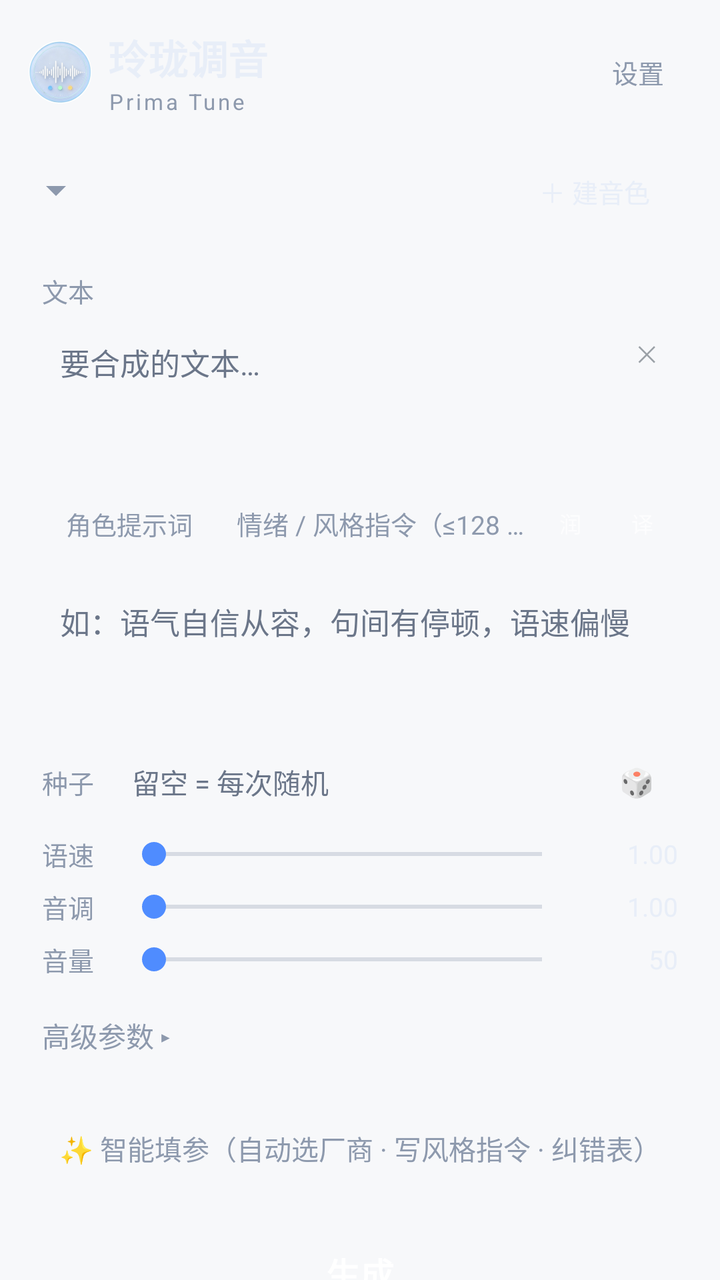
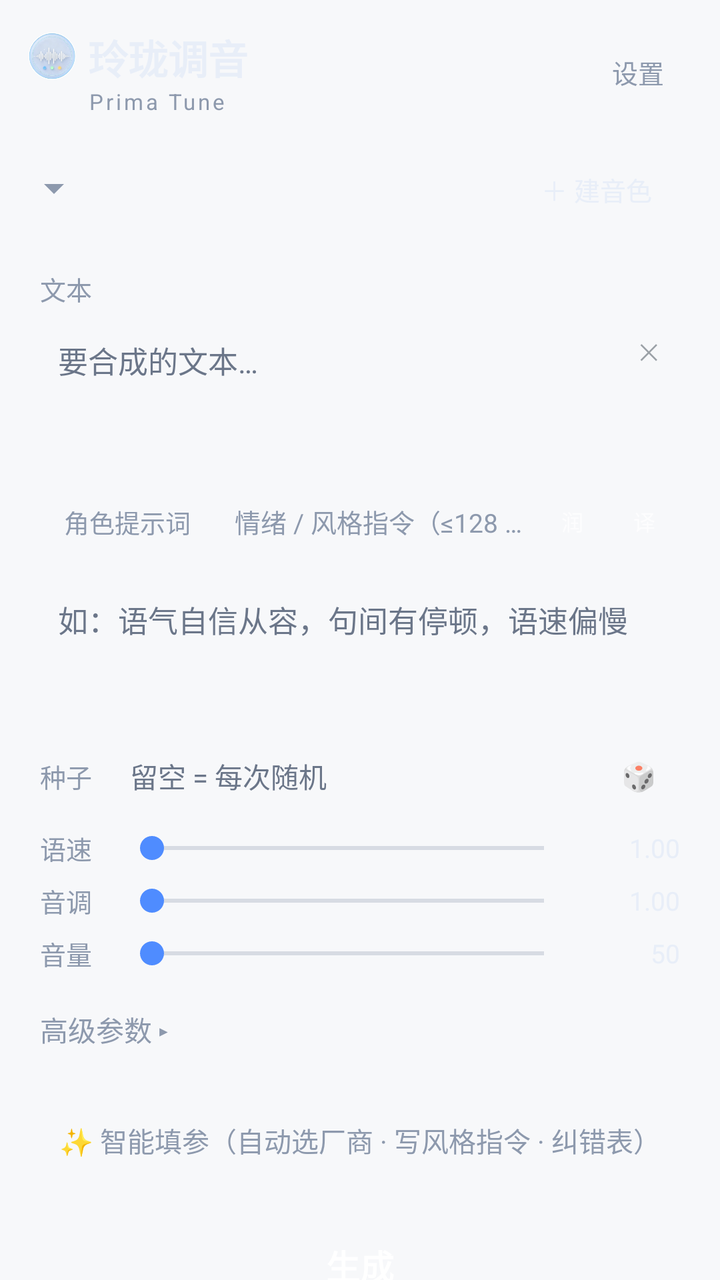

Two renders of the same Android screen: before a commit and after it. Below are the layout's source before the change and the commit's diff.
<!-- AndroidManifest.xml: application theme Theme.VoiceTuner -->
<!-- res/layout/activity_main.xml -->
<?xml version="1.0" encoding="utf-8"?>
<FrameLayout xmlns:android="http://schemas.android.com/apk/res/android"
    android:layout_width="match_parent"
    android:layout_height="match_parent">

    <ImageView
        android:id="@+id/wpImg"
        android:layout_width="match_parent"
        android:layout_height="match_parent"
        android:scaleType="centerCrop"
        android:visibility="gone" />

    <View
        android:id="@+id/wpScrim"
        android:layout_width="match_parent"
        android:layout_height="match_parent"
        android:visibility="gone" />

    <ScrollView
        android:id="@+id/svRoot"
        android:layout_width="match_parent"
        android:layout_height="match_parent"
        android:fillViewport="true"
        android:scrollbars="none">

    <LinearLayout
        android:id="@+id/llRoot"
        android:layout_width="match_parent"
        android:layout_height="wrap_content"
        android:orientation="vertical"
        android:padding="14dp">

        
        <LinearLayout
            android:layout_width="match_parent"
            android:layout_height="wrap_content"
            android:gravity="center_vertical"
            android:orientation="horizontal">

            <LinearLayout
                android:layout_width="0dp"
                android:layout_height="wrap_content"
                android:layout_weight="1"
                android:gravity="center_vertical"
                android:orientation="horizontal">

                
                <ImageView
                    android:layout_width="32dp"
                    android:layout_height="32dp"
                    android:contentDescription="@string/app_name"
                    android:src="@drawable/ic_brand" />

                <LinearLayout
                    android:layout_width="wrap_content"
                    android:layout_height="wrap_content"
                    android:layout_marginStart="8dp"
                    android:orientation="vertical">

                    <TextView
                        android:layout_width="wrap_content"
                        android:layout_height="wrap_content"
                        android:text="玲珑调音"
                        android:textColor="@color/txt"
                        android:textSize="20sp"
                        android:textStyle="bold" />

                    <TextView
                        android:layout_width="wrap_content"
                        android:layout_height="wrap_content"
                        android:letterSpacing="0.12"
                        android:text="Prima Tune"
                        android:textColor="@color/dim"
                        android:textSize="11sp" />
                </LinearLayout>
            </LinearLayout>

            <TextView
                android:id="@+id/btnSettings"
                android:layout_width="wrap_content"
                android:layout_height="wrap_content"
                android:background="@drawable/bg_btn"
                android:clickable="true"
                android:focusable="true"
                android:paddingHorizontal="14dp"
                android:paddingVertical="8dp"
                android:text="设置"
                android:textColor="@color/dim"
                android:textSize="13sp" />
        </LinearLayout>

        
        <LinearLayout
            style="@style/VtCard"
            android:clipChildren="false"
            android:clipToPadding="false">

            <LinearLayout
                android:layout_width="match_parent"
                android:layout_height="wrap_content"
                android:layout_marginTop="3dp"
                android:baselineAligned="false"
                android:clipChildren="false"
                android:clipToPadding="false"
                android:gravity="center_vertical"
                android:orientation="horizontal">

                <LinearLayout
                    android:id="@+id/llVoice"
                    android:layout_width="wrap_content"
                    android:layout_height="wrap_content"
                    android:background="?attr/selectableItemBackground"
                    android:clickable="true"
                    android:focusable="true"
                    android:gravity="center_vertical"
                    android:orientation="horizontal"
                    android:paddingHorizontal="2dp"
                    android:paddingVertical="6dp">

                    <TextView
                        android:id="@+id/tvVoice"
                        android:layout_width="0dp"
                        android:layout_height="wrap_content"
                        android:layout_weight="1"
                        android:ellipsize="end"
                        android:maxLines="1"
                        android:textColor="@color/txt"
                        android:textSize="17sp" />

                    <com.sideroca.voicetuner.VoiceIndicatorView
                        android:id="@+id/ivVoiceInd"
                        android:layout_width="24dp"
                        android:layout_height="24dp"
                        android:visibility="gone" />

                    
                    <Space
                        android:layout_width="0dp"
                        android:layout_height="1dp"
                        android:layout_weight="0.618" />

                    <ImageView
                        android:id="@+id/ivVoiceArrow"
                        android:layout_width="wrap_content"
                        android:layout_height="wrap_content"
                        android:contentDescription="@string/filter_by_voice"
                        android:src="@drawable/ic_arrow_down_dim" />
                </LinearLayout>

                <Space
                    android:layout_width="0dp"
                    android:layout_height="1dp"
                    android:layout_weight="1" />

                <TextView
                    android:id="@+id/btnCreateVoice"
                    style="@style/VtMiniBtn"
                    android:layout_marginTop="0dp"
                    android:layout_marginEnd="0dp"
                    android:text="＋ 建音色" />
            </LinearLayout>

            <EditText
                android:id="@+id/etCustomVoice"
                style="@style/VtInput"
                android:hint="粘贴完整音色 ID"
                android:importantForAutofill="no"
                android:inputType="text"
                android:singleLine="true"
                android:visibility="gone" />

            <TextView
                android:id="@+id/tvVoiceNote"
                android:layout_width="wrap_content"
                android:layout_height="wrap_content"
                android:layout_marginTop="4dp"
                android:textColor="@color/dim"
                android:textSize="12sp" />

            <TextView style="@style/VtLabel" android:text="文本" />

            
            <LinearLayout
                android:id="@+id/llTransBlocks"
                android:layout_width="match_parent"
                android:layout_height="wrap_content"
                android:orientation="vertical"
                android:visibility="gone" />

            <FrameLayout
                android:layout_width="match_parent"
                android:layout_height="wrap_content"
                android:layout_marginTop="6dp">

                <EditText
                    android:id="@+id/etText"
                    style="@style/VtInput"
                    android:layout_marginTop="0dp"
                    android:paddingEnd="24dp"
                    android:gravity="top|start"
                    android:hint="要合成的文本…"
                    android:importantForAutofill="no"
                    android:inputType="textMultiLine"
                    android:minLines="3" />

                

                
                <TextView
                    android:id="@+id/btnClearText"
                    android:layout_width="34dp"
                    android:layout_height="34dp"
                    android:layout_gravity="top|end"
                    android:gravity="center"
                    android:paddingStart="3dp"
                    android:paddingBottom="3dp"
                    android:clickable="true"
                    android:contentDescription="@string/clear_text"
                    android:focusable="true"
                    android:text="✕"
                    android:textColor="@color/clear_x"
                    android:textSize="11sp" />
            </FrameLayout>

            
            <LinearLayout
                android:layout_width="match_parent"
                android:layout_height="wrap_content"
                android:layout_marginTop="10dp"
                android:gravity="center_vertical"
                android:orientation="horizontal">

                <TextView
                    android:id="@+id/btnRole"
                    android:layout_width="wrap_content"
                    android:layout_height="wrap_content"
                    android:background="@drawable/bg_btn"
                    android:clickable="true"
                    android:focusable="true"
                    android:paddingHorizontal="12dp"
                    android:paddingVertical="6dp"
                    android:text="角色提示词"
                    android:textColor="@color/dim"
                    android:textSize="12.5sp" />

                <TextView
                    android:layout_width="0dp"
                    android:layout_height="wrap_content"
                    android:layout_marginStart="10dp"
                    android:layout_weight="1"
                    android:ellipsize="end"
                    android:maxLines="1"
                    android:text="情绪 / 风格指令（≤128 字）"
                    android:textColor="@color/dim"
                    android:textSize="13sp" />

                <TextView
                    android:id="@+id/btnRun"
                    android:layout_width="36dp"
                    android:layout_height="30dp"
                    android:contentDescription="润色文本框内容"
                    android:gravity="center"
                    android:text="润"
                    android:textSize="11sp" />

                <TextView
                    android:id="@+id/btnYi"
                    android:layout_width="36dp"
                    android:layout_height="30dp"
                    android:contentDescription="翻译文本框内容"
                    android:gravity="center"
                    android:text="译"
                    android:textSize="11sp" />
            </LinearLayout>

            <EditText
                android:id="@+id/etInstr"
                style="@style/VtInput"
                android:hint="如：语气自信从容，句间有停顿，语速偏慢"
                android:importantForAutofill="no"
                android:inputType="textMultiLine"
                android:minLines="2" />

            <HorizontalScrollView
                android:layout_width="match_parent"
                android:layout_height="wrap_content"
                android:layout_marginTop="8dp"
                android:scrollbars="none">

                <LinearLayout
                    android:id="@+id/llChips"
                    android:layout_width="wrap_content"
                    android:layout_height="wrap_content"
                    android:orientation="horizontal" />
            </HorizontalScrollView>
        </LinearLayout>

        
        <LinearLayout style="@style/VtCard">

            <LinearLayout
                android:layout_width="match_parent"
                android:layout_height="wrap_content"
                android:gravity="center_vertical"
                android:orientation="horizontal">

                <TextView
                    android:layout_width="wrap_content"
                    android:layout_height="wrap_content"
                    android:text="种子"
                    android:textColor="@color/dim"
                    android:textSize="13sp" />

                <EditText
                    android:id="@+id/etSeed"
                    android:layout_width="0dp"
                    android:layout_height="wrap_content"
                    android:layout_marginStart="10dp"
                    android:layout_weight="1"
                    android:background="@drawable/bg_input"
                    android:hint="留空 = 每次随机"
                    android:importantForAutofill="no"
                    android:inputType="number"
                    android:padding="9dp"
                    android:singleLine="true"
                    android:textColor="@color/txt"
                    android:textColorHint="@color/hint"
                    android:textSize="14sp" />

                <TextView
                    android:id="@+id/btnDice"
                    android:layout_width="wrap_content"
                    android:layout_height="wrap_content"
                    android:layout_marginStart="8dp"
                    android:background="@drawable/bg_btn"
                    android:clickable="true"
                    android:focusable="true"
                    android:paddingHorizontal="12dp"
                    android:paddingVertical="8dp"
                    android:text="🎲"
                    android:textSize="14sp" />
            </LinearLayout>

            <LinearLayout style="@style/VtSliderRow">
                <TextView style="@style/VtSliderLabel" android:text="语速" />
                <SeekBar
                    android:id="@+id/sbRate"
                    android:layout_width="0dp"
                    android:layout_height="wrap_content"
                    android:layout_weight="1"
                    android:max="150" />
                <TextView
                    android:id="@+id/tvRate"
                    style="@style/VtSliderValue"
                    android:text="1.00" />
            </LinearLayout>

            <LinearLayout style="@style/VtSliderRow">
                <TextView style="@style/VtSliderLabel" android:text="音调" />
                <SeekBar
                    android:id="@+id/sbPitch"
                    android:layout_width="0dp"
                    android:layout_height="wrap_content"
                    android:layout_weight="1"
                    android:max="150" />
                <TextView
                    android:id="@+id/tvPitch"
                    style="@style/VtSliderValue"
                    android:text="1.00" />
            </LinearLayout>

            <LinearLayout style="@style/VtSliderRow">
                <TextView style="@style/VtSliderLabel" android:text="音量" />
                <SeekBar
                    android:id="@+id/sbVol"
                    android:layout_width="0dp"
                    android:layout_height="wrap_content"
                    android:layout_weight="1"
                    android:max="100" />
                <TextView
                    android:id="@+id/tvVol"
                    style="@style/VtSliderValue"
                    android:text="50" />
            </LinearLayout>

            <TextView
                android:id="@+id/tvParamNote"
                android:layout_width="match_parent"
                android:layout_height="wrap_content"
                android:layout_marginTop="6dp"
                android:textColor="@color/hint"
                android:textSize="12sp"
                android:visibility="gone" />

            

            <TextView
                android:id="@+id/tvAdvanced"
                android:layout_width="match_parent"
                android:layout_height="wrap_content"
                android:layout_marginTop="12dp"
                android:clickable="true"
                android:focusable="true"
                android:paddingVertical="6dp"
                android:text="高级参数 ▸"
                android:textColor="@color/dim"
                android:textSize="14sp" />

            <LinearLayout
                android:id="@+id/llAdvanced"
                android:layout_width="match_parent"
                android:layout_height="wrap_content"
                android:orientation="vertical"
                android:visibility="gone">

                <TextView style="@style/VtLabel" android:text="TTS 厂商（点一下选，或直接打字筛）" />
                <AutoCompleteTextView
                    android:id="@+id/etProvMain"
                    style="@style/VtInput"
                    android:completionThreshold="0"
                    android:hint="如 阿里云百炼 / Fish Audio…" />

                <TextView style="@style/VtLabel" android:text="模型不支持的参数会自动置灰" />

                
                <LinearLayout
                    android:layout_width="match_parent"
                    android:layout_height="wrap_content"
                    android:layout_marginTop="10dp"
                    android:gravity="center_vertical"
                    android:orientation="horizontal">

                    <TextView
                        style="@style/VtLabel"
                        android:layout_marginTop="0dp"
                        android:text="输出格式" />

                    <Spinner
                        android:id="@+id/spFormat"
                        android:layout_width="0dp"
                        android:layout_height="wrap_content"
                        android:layout_marginStart="10dp"
                        android:layout_weight="1" />
                </LinearLayout>

                <TextView style="@style/VtLabel" android:text="API 密钥（sk-ws-…；仅存本机，改完即生效）" android:visibility="gone" />

                <AutoCompleteTextView
                    android:id="@+id/etApiKey"
                    style="@style/VtInput"
                    android:visibility="gone"
                    android:completionThreshold="0"
                    android:hint="sk-ws-…（点一下可看用过的密钥）"
                    android:importantForAutofill="no"
                    android:inputType="textVisiblePassword"
                    android:singleLine="true" />

                <TextView style="@style/VtLabel" android:text="model" />

                <EditText
                    android:id="@+id/etModel"
                    style="@style/VtInput"
                    android:hint="模型 ID（如 cosyvoice-v3.5-plus）"
                    android:importantForAutofill="no"
                    android:inputType="text"
                    android:singleLine="true" />

                <TextView style="@style/VtLabel" android:text="语言（点击选择，可多选）" />

                <TextView
                    android:id="@+id/etLangHints"
                    style="@style/VtInput"
                    android:clickable="true"
                    android:ellipsize="end"
                    android:focusable="true"
                    android:hint="点击选择语言…（中文 / 英语 / 日语…）"
                    android:maxLines="1" />

                <TextView style="@style/VtLabel" android:text="hot_fix（JSON）" />

                <EditText
                    android:id="@+id/etHotfix"
                    style="@style/VtInput"
                    android:gravity="top|start"
                    android:hint='{"replace":[{"错词":"正词"}]}'
                    android:importantForAutofill="no"
                    android:inputType="textMultiLine"
                    android:minLines="2" />

                <TextView style="@style/VtLabel" android:text="额外参数（JSON，按厂商合并进请求体）" />

                <EditText
                    android:id="@+id/etExtra"
                    style="@style/VtInput"
                    android:gravity="top|start"
                    android:hint='{"enable_markdown_filter":false}'
                    android:importantForAutofill="no"
                    android:inputType="textMultiLine"
                    android:minLines="2" />

                <CheckBox
                    android:id="@+id/cbSsml"
                    android:layout_width="wrap_content"
                    android:layout_height="wrap_content"
                    android:layout_marginTop="8dp"
                    android:checked="true"
                    android:text="SSML 模式（enable_ssml）"
                    android:textColor="@color/dim"
                    android:textSize="13sp" />

                
                <TextView style="@style/VtLabel" android:text="翻译语言（多选 · 点右边选择）" />
                <LinearLayout
                    android:layout_width="match_parent"
                    android:layout_height="wrap_content"
                    android:layout_marginTop="4dp"
                    android:gravity="center_vertical"
                    android:orientation="horizontal">

                    <TextView
                        android:id="@+id/btnTranslate"
                        style="@style/VtMiniBtn"
                        android:text="翻译" />

                    <TextView
                        android:id="@+id/tvTransTarget"
                        android:layout_width="0dp"
                        android:layout_height="wrap_content"
                        android:layout_weight="1"
                        android:background="@drawable/bg_input"
                        android:clickable="true"
                        android:ellipsize="end"
                        android:focusable="true"
                        android:hint="点此选择（可多选）"
                        android:maxLines="1"
                        android:paddingHorizontal="10dp"
                        android:paddingVertical="8dp"
                        android:textColor="@color/txt"
                        android:textColorHint="@color/hint"
                        android:textSize="13sp" />
                </LinearLayout>
            </LinearLayout>
        </LinearLayout>

        
        <TextView
            android:id="@+id/btnSmartFill"
            android:layout_width="match_parent"
            android:layout_height="wrap_content"
            android:layout_marginTop="12dp"
            android:background="@drawable/bg_btn"
            android:clickable="true"
            android:focusable="true"
            android:gravity="center"
            android:padding="11dp"
            android:text="✨ 智能填参（自动选厂商 · 写风格指令 · 纠错表）"
            android:textColor="@color/dim"
            android:textSize="13.5sp" />

        
        <TextView
            android:id="@+id/btnGenerate"
            android:layout_width="match_parent"
            android:layout_height="wrap_content"
            android:layout_marginTop="14dp"
            android:background="@drawable/bg_btn_primary"
            android:clickable="true"
            android:focusable="true"
            android:gravity="center"
            android:padding="15dp"
            android:text="生成"
            android:textColor="#FFFFFF"
            android:textSize="17sp"
            android:textStyle="bold" />

        <TextView
            android:id="@+id/btnCancel"
            android:layout_width="match_parent"
            android:layout_height="wrap_content"
            android:layout_marginTop="8dp"
            android:background="@drawable/bg_btn"
            android:clickable="true"
            android:focusable="true"
            android:gravity="center"
            android:padding="11dp"
            android:text="取消"
            android:textColor="@color/dim"
            android:textSize="14sp"
            android:visibility="gone" />

        <TextView
            android:id="@+id/tvStatus"
            android:layout_width="match_parent"
            android:layout_height="wrap_content"
            android:layout_marginTop="8dp"
            android:textColor="@color/dim"
            android:textSize="13sp" />

        
        <LinearLayout
            android:id="@+id/cardResult"
            style="@style/VtCard"
            android:visibility="gone">

            <TextView
                style="@style/VtLabel"
                android:layout_marginTop="2dp"
                android:text="本次结果" />

            <TextView
                android:id="@+id/tvResultInfo"
                android:layout_width="match_parent"
                android:layout_height="wrap_content"
                android:layout_marginTop="4dp"
                android:textColor="@color/txt"
                android:textSize="14sp" />

            <HorizontalScrollView
                android:layout_width="match_parent"
                android:layout_height="wrap_content"
                android:layout_marginTop="10dp"
                android:scrollbars="none">

                <LinearLayout
                    android:layout_width="wrap_content"
                    android:layout_height="wrap_content"
                    android:orientation="horizontal">

                    <TextView
                        android:id="@+id/btnPlay"
                        style="@style/VtMiniBtn"
                        android:text="▶ 播放" />

                    <TextView
                        android:id="@+id/btnShare"
                        style="@style/VtMiniBtn"
                        android:text="分享" />

                    <TextView
                        android:id="@+id/btnExport"
                        style="@style/VtMiniBtn"
                        android:text="下载" />
                </LinearLayout>
            </HorizontalScrollView>
        </LinearLayout>

        
        <LinearLayout style="@style/VtCard">

            <LinearLayout
                android:layout_width="match_parent"
                android:layout_height="wrap_content"
                android:gravity="center_vertical"
                android:orientation="horizontal">

                
                <LinearLayout
                    android:id="@+id/llHistoryTitle"
                    android:layout_width="wrap_content"
                    android:layout_height="wrap_content"
                    android:background="?attr/selectableItemBackground"
                    android:clickable="true"
                    android:focusable="true"
                    android:gravity="center_vertical"
                    android:orientation="horizontal">

                    <TextView
                        android:layout_width="wrap_content"
                        android:layout_height="wrap_content"
                        android:text="本地记录"
                        android:textColor="@color/dim"
                        android:textSize="13sp" />

                    <ImageView
                        android:id="@+id/btnVoiceFilter"
                        android:layout_width="26dp"
                        android:layout_height="26dp"
                        android:layout_marginStart="6dp"
                        android:contentDescription="@string/filter_by_voice"
                        android:paddingHorizontal="8dp"
                        android:paddingVertical="10dp"
                        android:scaleType="fitCenter"
                        android:src="@drawable/ic_arrow_down" />
                </LinearLayout>

                <Space
                    android:layout_width="0dp"
                    android:layout_height="1dp"
                    android:layout_weight="1" />

                <TextView
                    android:id="@+id/btnClearHistory"
                    android:layout_width="wrap_content"
                    android:layout_height="wrap_content"
                    android:background="@drawable/bg_btn"
                    android:clickable="true"
                    android:focusable="true"
                    android:paddingHorizontal="12dp"
                    android:paddingVertical="6dp"
                    android:text="清空"
                    android:textColor="@color/dim"
                    android:textSize="12sp" />
            </LinearLayout>

            <LinearLayout
                android:id="@+id/llHistory"
                android:layout_width="match_parent"
                android:layout_height="wrap_content"
                android:orientation="vertical" />
        </LinearLayout>

        <TextView
            android:layout_width="match_parent"
            android:layout_height="wrap_content"
            android:layout_marginTop="16dp"
            android:layout_marginBottom="20dp"
            android:gravity="center"
            android:text="v1.7 · deepseek-v4.1-flash∠( ᐛ 」∠)_"
            android:textColor="@color/hint"
            android:textSize="11sp" />
    </LinearLayout>
    </ScrollView>

</FrameLayout>
<!-- resources referenced by this layout -->
<resources>
  <color name="clear_x">#9AA0A6</color>
  <color name="dim">#8D99AD</color>
  <color name="hint">#6B7689</color>
  <color name="txt">#E8EEF8</color>
  <!-- drawable ic_arrow_down (drawable) -->
  <?xml version="1.0" encoding="utf-8"?>
  <vector xmlns:android="http://schemas.android.com/apk/res/android"
      android:width="10dp"
      android:height="5dp"
      android:viewportWidth="38"
      android:viewportHeight="19">
      <path
          android:fillColor="#D3DAE3"
          android:pathData="M0,0 L38,0 L19,19 Z" />
  </vector>
  <!-- drawable ic_arrow_down_dim (drawable) -->
  <?xml version="1.0" encoding="utf-8"?>
  <vector xmlns:android="http://schemas.android.com/apk/res/android"
      android:width="10dp"
      android:height="5dp"
      android:viewportWidth="38"
      android:viewportHeight="19">
      <path
          android:fillColor="#8D99AD"
          android:pathData="M0,0 L38,0 L19,19 Z" />
  </vector>
  <string name="app_name">玲珑调音</string>
  <string name="clear_text">清空文本</string>
  <string name="filter_by_voice">按音色筛选记录</string>
  <style name="VtCard">
          <item name="android:layout_width">match_parent</item>
          <item name="android:layout_height">wrap_content</item>
          <item name="android:orientation">vertical</item>
          <item name="android:background">@drawable/bg_card</item>
          
          <item name="android:padding">7dp</item>
          <item name="android:layout_marginTop">10dp</item>
      </style>
  <style name="VtInput">
          <item name="android:layout_width">match_parent</item>
          <item name="android:layout_height">wrap_content</item>
          <item name="android:background">@drawable/bg_input</item>
          <item name="android:textColor">@color/txt</item>
          <item name="android:textColorHint">@color/hint</item>
          <item name="android:textSize">15sp</item>
          <item name="android:padding">9dp</item>
          <item name="android:layout_marginTop">5dp</item>
      </style>
  <style name="VtLabel">
          <item name="android:layout_width">wrap_content</item>
          <item name="android:layout_height">wrap_content</item>
          <item name="android:textColor">@color/dim</item>
          <item name="android:textSize">13sp</item>
          
          <item name="android:layout_marginTop">2dp</item>
      </style>
  <style name="VtSliderLabel">
          <item name="android:layout_width">40dp</item>
          <item name="android:layout_height">wrap_content</item>
          <item name="android:textColor">@color/dim</item>
          <item name="android:textSize">13sp</item>
      </style>
  <style name="VtSliderRow">
          <item name="android:layout_width">match_parent</item>
          <item name="android:layout_height">wrap_content</item>
          <item name="android:orientation">horizontal</item>
          <item name="android:gravity">center_vertical</item>
          <item name="android:layout_marginTop">7dp</item>
      </style>
  <style name="VtSliderValue">
          <item name="android:layout_width">52dp</item>
          <item name="android:layout_height">wrap_content</item>
          <item name="android:gravity">end</item>
          <item name="android:textColor">@color/txt</item>
          <item name="android:textSize">13sp</item>
      </style>
  <style name="NavAnim" parent="@android:style/Animation.Activity">
          <item name="android:activityOpenEnterAnimation">@anim/nav_enter</item>
          <item name="android:activityOpenExitAnimation">@anim/nav_hold</item>
          <item name="android:activityCloseEnterAnimation">@anim/nav_back_enter</item>
          <item name="android:activityCloseExitAnimation">@anim/nav_back_exit</item>
      </style>
  <color name="launch_bg">#F7F8FA</color>
  <color name="acc">#4F8CFF</color>
  <color name="bg">#0E1116</color>
</resources>

<!-- the commit's change to res/layout/activity_main.xml (unified diff, before → after) -->
@@ -46,15 +46,17 @@
 
                 
                 <ImageView
-                    android:layout_width="32dp"
-                    android:layout_height="32dp"
+                    android:layout_width="24dp"
+                    android:layout_height="24dp"
+                    android:layout_gravity="top"
+                    android:layout_marginTop="2dp"
                     android:contentDescription="@string/app_name"
                     android:src="@drawable/ic_brand" />
 
                 <LinearLayout
                     android:layout_width="wrap_content"
                     android:layout_height="wrap_content"
-                    android:layout_marginStart="8dp"
+                    android:layout_marginStart="6dp"
                     android:orientation="vertical">
 
                     <TextView
<!-- resource entries referenced after the edit -->
@@ -35,7 +35,7 @@
           <item name="android:orientation">vertical</item>
           <item name="android:background">@drawable/bg_card</item>
           
-          <item name="android:padding">7dp</item>
+          <item name="android:padding">6dp</item>
           <item name="android:layout_marginTop">10dp</item>
       </style>
   <style name="VtInput">
